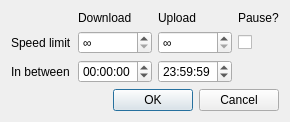
Before: the Qt Designer form src/gui/scheduleentrydialog.ui in qbittorrent/qBittorrent, drawn with Qt 5.
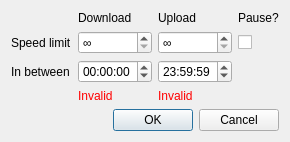
After: the same form once the commit is applied.

Commit message: Indicate invalid times with labels

```diff
--- a/src/gui/scheduleentrydialog.ui
+++ b/src/gui/scheduleentrydialog.ui
@@ -23,28 +23,28 @@
    <item>
     <layout class="QGridLayout" name="gridLayout">
      <item row="0" column="1">
-      <widget class="QLabel">
+      <widget class="QLabel" name="label1">
        <property name="text">
         <string>Download</string>
        </property>
       </widget>
      </item>
      <item row="0" column="2">
-      <widget class="QLabel">
+      <widget class="QLabel" name="label2">
        <property name="text">
         <string>Upload</string>
        </property>
       </widget>
      </item>
      <item row="0" column="3">
-      <widget class="QLabel">
+      <widget class="QLabel" name="label3">
        <property name="text">
         <string>Pause?</string>
        </property>
       </widget>
      </item>
      <item row="1" column="0">
-      <widget class="QLabel">
+      <widget class="QLabel" name="label4">
        <property name="text">
         <string>Speed limit</string>
        </property>
@@ -74,7 +74,7 @@
       <widget class="QCheckBox" name="pauseCheckBox"/>
      </item>
      <item row="2" column="0">
-      <widget class="QLabel">
+      <widget class="QLabel" name="label5">
        <property name="text">
         <string>In between</string>
        </property>
@@ -108,6 +108,26 @@
        </property>
       </widget>
      </item>
+     <item row="3" column="1">
+      <widget class="QLabel" name="labelInvalidStart">
+       <property name="styleSheet">
+        <string notr="true">color: red</string>
+       </property>
+       <property name="text">
+        <string>Invalid</string>
+       </property>
+      </widget>
+     </item>
+     <item row="3" column="2">
+      <widget class="QLabel" name="labelInvalidEnd">
+       <property name="styleSheet">
+         <string notr="true">color: red</string>
+       </property>
+       <property name="text">
+        <string>Invalid</string>
+       </property>
+      </widget>
+     </item>
     </layout>
    </item>
    <item>
```
The commit also changes 1 other file.
